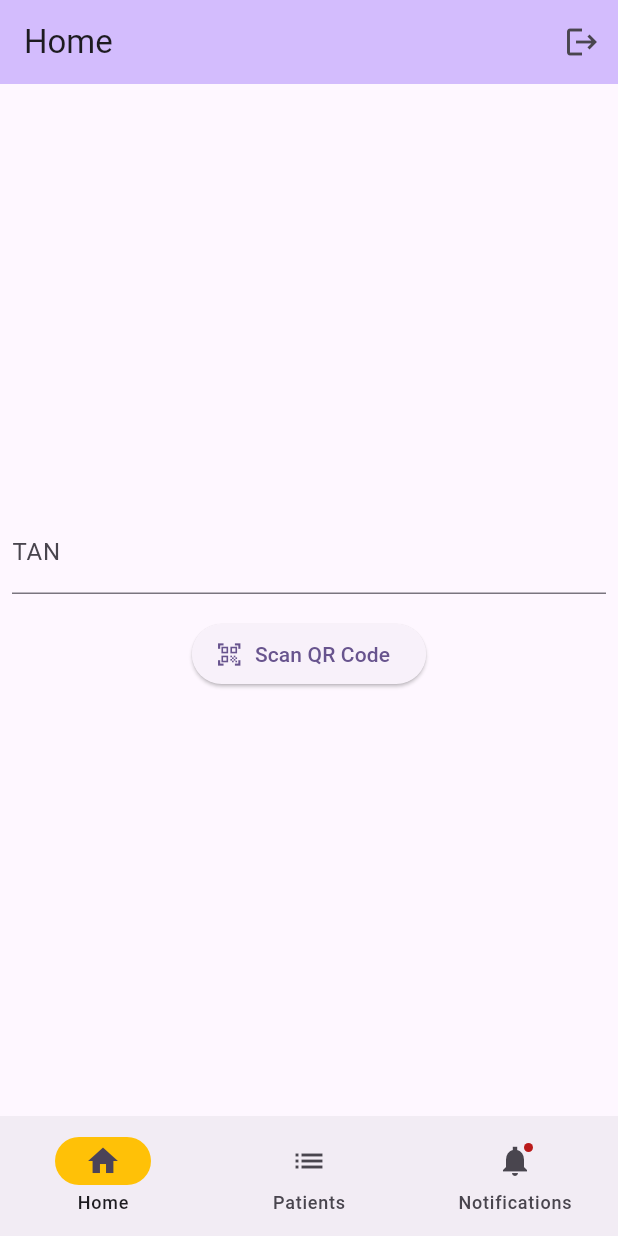
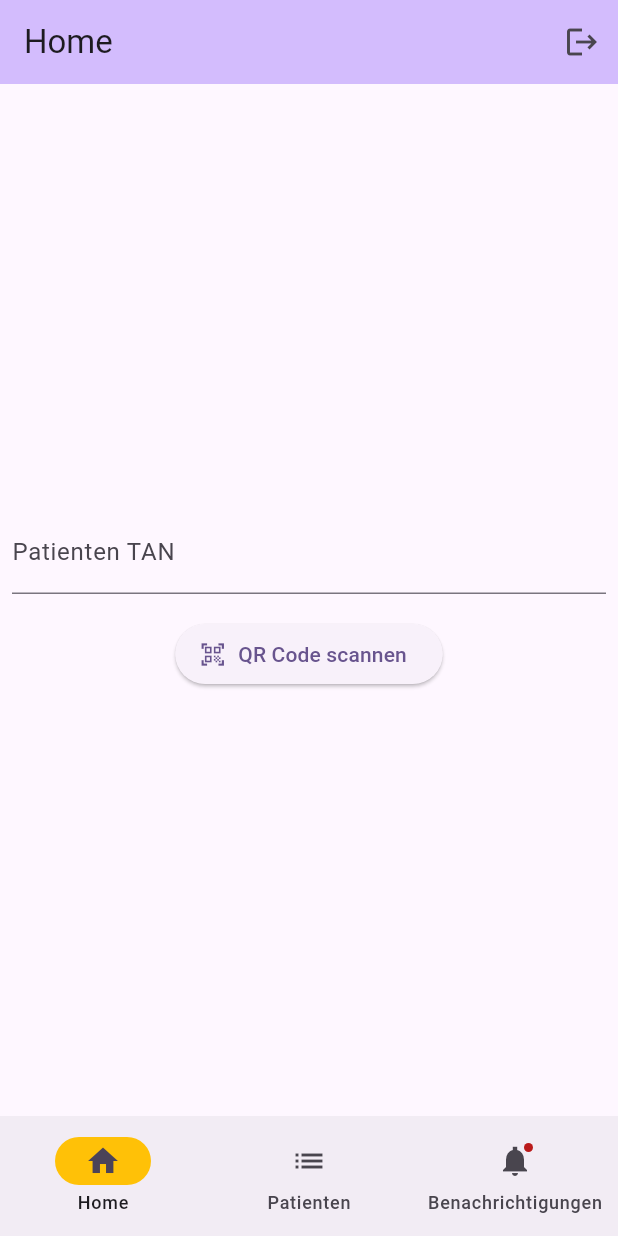
Before and after one commit to MANVSim/MANVSim, a Flutter app: the AppFrame screen opened directly, on a phone screen of 412 x 824 dp. Run offline on Flutter 3.47's test engine with Material 3 defaults, Android fonts, the phone set to English and light mode, and no system bars; generated files the repository leaves out were written again.

Commit message:
feat(app) #52: i18n

```diff
--- /dev/null
+++ b/app/l10n.yaml
@@ -0,0 +1,3 @@
+arb-dir: lib/l10n
+template-arb-file: de.arb
+output-localization-file: app_localizations.dart
--- a/app/lib/appframe.dart
+++ b/app/lib/appframe.dart
@@ -2,6 +2,7 @@ import 'package:flutter/material.dart';
 import 'package:manvsim/screens/notifications_screen.dart';
 import 'package:manvsim/screens/patient_list_screen.dart';
 import 'package:manvsim/screens/tan_screen.dart';
+import 'package:flutter_gen/gen_l10n/app_localizations.dart';
 
 class AppFrame extends StatefulWidget {
   const AppFrame({super.key});
@@ -24,20 +25,20 @@ class _AppFrameState extends State<AppFrame> {
         },
         indicatorColor: Colors.amber,
         selectedIndex: currentPageIndex,
-        destinations: const <Widget>[
+        destinations: <Widget>[
           NavigationDestination(
-            selectedIcon: Icon(Icons.home),
-            icon: Icon(Icons.home_outlined),
-            label: 'Home',
+            selectedIcon: const Icon(Icons.home),
+            icon: const Icon(Icons.home_outlined),
+            label: AppLocalizations.of(context)!.frameHome,
           ),
           NavigationDestination(
-              selectedIcon: Icon(Icons.list_outlined),
-              icon: Icon(Icons.list),
-              label: 'Patients'
+              selectedIcon: const Icon(Icons.list_outlined),
+              icon: const Icon(Icons.list),
+              label: AppLocalizations.of(context)!.framePatients
           ),
           NavigationDestination(
-            icon: Badge(child: Icon(Icons.notifications_sharp)),
-            label: 'Notifications',
+            icon: const Badge(child: Icon(Icons.notifications_sharp)),
+            label: AppLocalizations.of(context)!.frameNotifications,
           ),
         ],
       ),
--- /dev/null
+++ b/app/lib/l10n/de.arb
@@ -0,0 +1,25 @@
+{
+  "@@locale": "de",
+
+  "frameHome": "Home",
+  "framePatients": "Patienten",
+  "frameNotifications": "Benachrichtigungen",
+
+  "loginScreenName": "Anmeldung",
+  "loginTAN"     : "TAN",
+  "loginServerUrl": "Server URL",
+  "loginSubmit"  : "Anmelden",
+
+  "nameSceenName": "Namen festlegen",
+  "nameName": "Name",
+  "nameSubmit": "Simulation beitreten",
+
+  "patientListScreenName": "Patienten Liste",
+
+  "notificationScreenName": "Benachrichtigungen",
+
+  "homeScreenName": "Home",
+  "homeTAN": "Patienten TAN",
+
+  "qrCodeScanButton"  : "QR Code scannen"
+}
--- a/app/lib/main.dart
+++ b/app/lib/main.dart
@@ -1,6 +1,8 @@
 import 'package:flutter/material.dart';
 
 import 'screens/login_screen.dart';
+
+import 'package:flutter_gen/gen_l10n/app_localizations.dart';
 
 
 void main() {
@@ -15,6 +17,8 @@ class ManvSimApp extends StatelessWidget {
   Widget build(BuildContext context) {
     return MaterialApp(
       title: 'ManvSim',
+      localizationsDelegates: AppLocalizations.localizationsDelegates,
+      supportedLocales: AppLocalizations.supportedLocales,
       theme: ThemeData(
         colorScheme: ColorScheme.fromSeed(seedColor: Colors.deepPurple),
         useMaterial3: true,
--- a/app/lib/screens/notifications_screen.dart
+++ b/app/lib/screens/notifications_screen.dart
@@ -1,6 +1,8 @@
 import 'package:flutter/material.dart';
 
 import 'package:manvsim/widgets/logout_button.dart';
+
+import 'package:flutter_gen/gen_l10n/app_localizations.dart';
 
 class NotificationsScreen extends StatefulWidget {
   const NotificationsScreen({super.key});
@@ -16,7 +18,7 @@ class _NotificationsScreenState extends State<NotificationsScreen> {
     return Scaffold(
         appBar: AppBar(
           backgroundColor: Theme.of(context).colorScheme.inversePrimary,
-          title: const Text('Notifications'),
+          title: Text(AppLocalizations.of(context)!.notificationScreenName),
           actions: const <Widget>[LogoutButton()],
         ),
         body: RefreshIndicator(
--- a/app/lib/screens/patient_list_screen.dart
+++ b/app/lib/screens/patient_list_screen.dart
@@ -4,6 +4,7 @@ import 'package:manvsim/models/patient.dart';
 import 'package:manvsim/screens/patient_screen.dart';
 import 'package:manvsim/services/patient_service.dart';
 import 'package:manvsim/widgets/logout_button.dart';
+import 'package:flutter_gen/gen_l10n/app_localizations.dart';
 
 class PatientListScreen extends StatefulWidget {
   const PatientListScreen({super.key});
@@ -32,7 +33,7 @@ class _PatientListScreenState extends State<PatientListScreen> {
     return Scaffold(
         appBar: AppBar(
           backgroundColor: Theme.of(context).colorScheme.inversePrimary,
-          title: const Text("List of patients"),
+          title: Text(AppLocalizations.of(context)!.patientListScreenName),
           actions: const <Widget>[LogoutButton()],
         ),
         body: RefreshIndicator(
--- a/app/lib/screens/tan_screen.dart
+++ b/app/lib/screens/tan_screen.dart
@@ -1,5 +1,6 @@
 import 'package:flutter/material.dart';
 import 'package:manvsim/widgets/logout_button.dart';
+import 'package:flutter_gen/gen_l10n/app_localizations.dart';
 
 class TanScreen extends StatelessWidget {
   const TanScreen({super.key});
@@ -18,15 +19,15 @@ class TanScreen extends StatelessWidget {
           child: Column(
             mainAxisAlignment: MainAxisAlignment.center,
             children: [
-              const TextField(
+              TextField(
                 decoration: InputDecoration(
-                  labelText: 'TAN',
+                  labelText: AppLocalizations.of(context)!.homeTAN,
                 ),
               ),
               const SizedBox(height: 16),
               ElevatedButton.icon(
                 icon: const Icon(Icons.qr_code_scanner),
-                label: const Text('Scan QR Code'),
+                label: Text(AppLocalizations.of(context)!.qrCodeScanButton),
                 onPressed: () {},
               ),
             ],
--- a/app/pubspec.yaml
+++ b/app/pubspec.yaml
@@ -35,6 +35,9 @@ dependencies:
   # The following adds the Cupertino Icons font to your application.
   # Use with the CupertinoIcons class for iOS style icons.
   cupertino_icons: ^1.0.6
+  flutter_localizations:
+    sdk: flutter
+  intl: any
 
 dev_dependencies:
   flutter_test:
@@ -54,11 +57,14 @@ dev_dependencies:
 
 # The following section is specific to Flutter packages.
 flutter:
+  generate: true
 
   # The following line ensures that the Material Icons font is
   # included with your application, so that you can use the icons in
   # the material Icons class.
   uses-material-design: true
+
+
 
   # To add assets to your application, add an assets section, like this:
   # assets:
```
Also changed, not shown: app/lib/screens/login_screen.dart (+9 -7 lines), app/lib/screens/name_screen.dart (+6 -4 lines), app/pubspec.lock.
